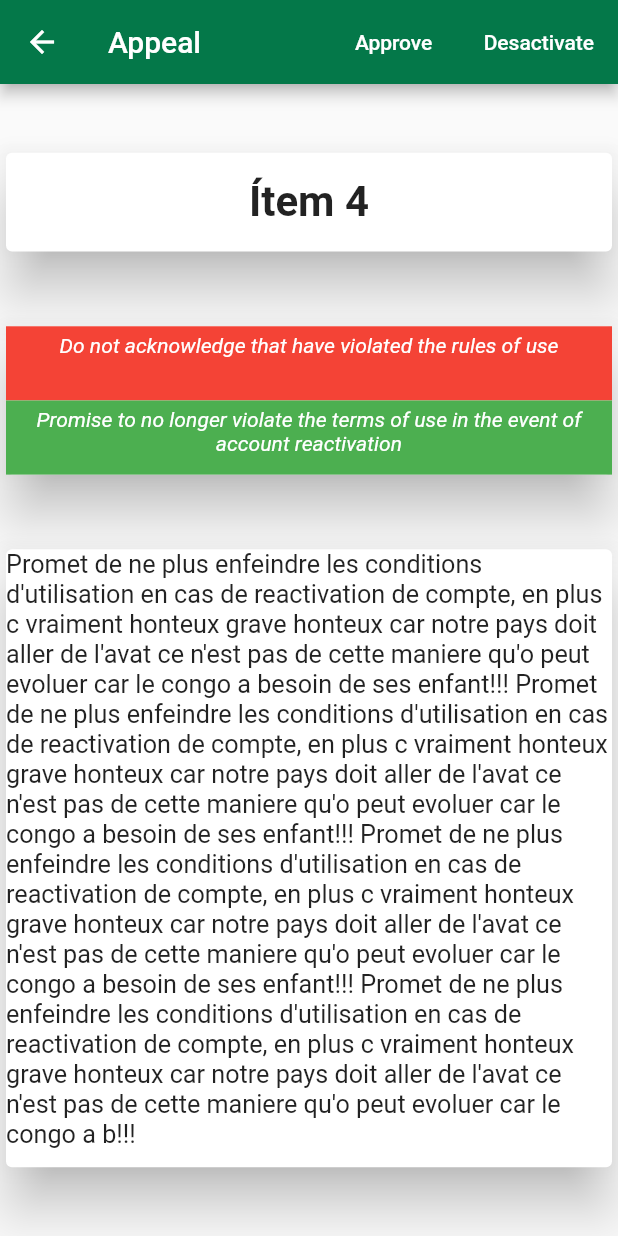
After one commit to lyabs243/notify_caf_cl_cc_mobile, a Flutter app: the AppealDialog screen opened directly, on a phone screen of 412 x 824 dp. The commit adds this screen. Run offline on Flutter 3.47's test engine with Material 2 defaults, Android fonts, the phone set to English and light mode, and no system bars; our stand-ins replace google_sign_in, modal_progress_hud, shared_preferences, toast; missing offline and left inert: flutter_facebook_login; accounts and stored records are empty.

Commit message:
add appeal item view layout

```diff
--- /dev/null
+++ b/lib/screens/appeal/components/appeal_dialog.dart
@@ -0,0 +1,119 @@
+import 'package:flutter/material.dart';
+
+class AppealDialog extends StatefulWidget{
+
+  @override
+  _AppealDialogState createState() {
+    // TODO: implement createState
+    return new _AppealDialogState();
+  }
+
+}
+
+class _AppealDialogState extends State<AppealDialog>{
+
+  @override
+  Widget build(BuildContext context) {
+    // TODO: implement build
+    return Scaffold(
+      appBar: AppBar(
+        title: Text('Appeal'),
+        actions: <Widget>[
+          FlatButton(
+            child: Text(
+              'Approve',
+              style: TextStyle(
+                color: Colors.white,
+              ),
+            ),
+            onPressed: (){
+
+            },
+          ),
+          FlatButton(
+            child: Text(
+              'Desactivate',
+              style: TextStyle(
+                color: Colors.white,
+              ),
+            ),
+            onPressed: (){
+
+            },
+          ),
+        ],
+      ),
+      body: Column(
+        mainAxisAlignment: MainAxisAlignment.spaceEvenly,
+        children: <Widget>[
+          Card(
+            elevation: 15.0,
+            child: Container(
+              width: MediaQuery.of(context).size.width,
+              height: MediaQuery.of(context).size.height * 0.08,
+              child: Center(
+                child: Text(
+                  'Ítem 4',
+                  textScaleFactor: 2.0,
+                  style: TextStyle(
+                      fontWeight: FontWeight.bold
+                  ),
+                ),
+              ),
+            ),
+          ),
+          Card(
+            elevation: 15.0,
+            child: Column(
+              children: <Widget>[
+                Container(
+                  width: MediaQuery.of(context).size.width,
+                  height: MediaQuery.of(context).size.height * 0.06,
+                  padding: EdgeInsets.only(top: 5.0,bottom: 5.0),
+                  color: Colors.red,
+                  child: Text(
+                    'Do not acknowledge that have violated the rules of use',
+                    textAlign: TextAlign.center,
+                    style: TextStyle(
+                      color: Colors.white,
+                      fontStyle: FontStyle.italic
+                    ),
+                  ),
+                ),
+                Container(
+                  width: MediaQuery.of(context).size.width,
+                  height: MediaQuery.of(context).size.height * 0.06,
+                  padding: EdgeInsets.only(top: 5.0,bottom: 5.0),
+                  color: Colors.green,
+                  child: Text(
+                    'Promise to no longer violate the terms of use in the event of account reactivation',
+                    textAlign: TextAlign.center,
+                    style: TextStyle(
+                        color: Colors.white,
+                        fontStyle: FontStyle.italic
+                    ),
+                  ),
+                ),
+              ],
+            ),
+          ),
+          Card(
+            elevation: 15.0,
+            child: Container(
+              width: MediaQuery.of(context).size.width,
+              height: MediaQuery.of(context).size.height * 0.5,
+              child: SingleChildScrollView(
+                child: Text(
+                  '''Promet de ne plus enfeindre les conditions d'utilisation en cas de reactivation de compte, en plus c vraiment honteux grave honteux car notre pays doit aller de l'avat ce n'est pas de cette maniere qu'o peut evoluer car le congo a besoin de ses enfant!!! Promet de ne plus enfeindre les conditions d'utilisation en cas de reactivation de compte, en plus c vraiment honteux grave honteux car notre pays doit aller de l'avat ce n'est pas de cette maniere qu'o peut evoluer car le congo a besoin de ses enfant!!! Promet de ne plus enfeindre les conditions d'utilisation en cas de reactivation de compte, en plus c vraiment honteux grave honteux car notre pays doit aller de l'avat ce n'est pas de cette maniere qu'o peut evoluer car le congo a besoin de ses enfant!!! Promet de ne plus enfeindre les conditions d'utilisation en cas de reactivation de compte, en plus c vraiment honteux grave honteux car notre pays doit aller de l'avat ce n'est pas de cette maniere qu'o peut evoluer car le congo a b!!!
+                  ''',
+                  textScaleFactor: 1.2,
+                ),
+              ),
+            ),
+          )
+        ],
+      ),
+    );
+  }
+
+}
--- a/lib/screens/appeal/components/item_appeal.dart
+++ b/lib/screens/appeal/components/item_appeal.dart
@@ -1,5 +1,6 @@
 import 'package:flutter/gestures.dart';
 import 'package:flutter/material.dart';
+import 'appeal_dialog.dart';
 
 class ItemAppeal extends StatelessWidget{
 
@@ -9,7 +10,8 @@ class ItemAppeal extends StatelessWidget{
     return ListView.builder(
         itemCount: 5,
         itemBuilder: ((context,i){
-          return Card(
+          return InkWell(
+            child: Card(
               child: Container(
                 child: Column(
                   crossAxisAlignment: CrossAxisAlignment.start,
@@ -61,6 +63,15 @@ class ItemAppeal extends StatelessWidget{
               ),
               elevation: 5.0,
               shape: RoundedRectangleBorder(borderRadius: BorderRadius.circular(5.0)),
+            ),
+            onTap: (){
+              Navigator.of(context).push(MaterialPageRoute(
+                  builder: (BuildContext context){
+                    return new AppealDialog();
+                  },
+                  fullscreenDialog: true
+              ));
+            },
           );
         }));
   }
```
Lines whose indentation alone changed are shown as unchanged.
